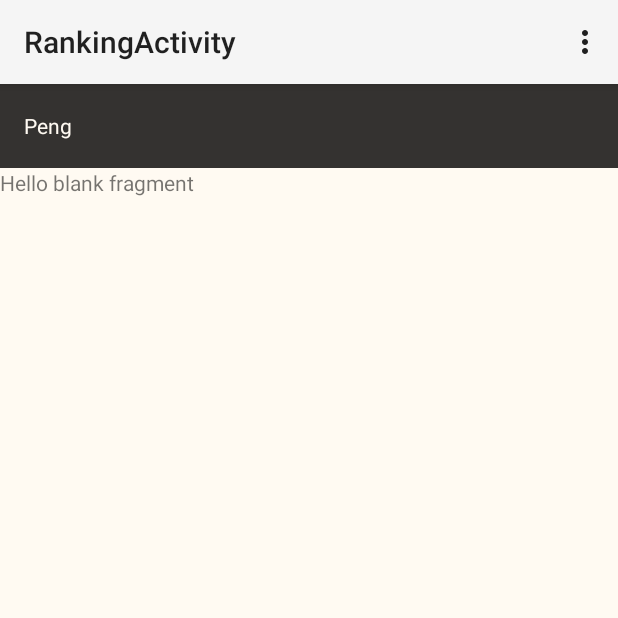
After one commit to yannickschuchmann/peng-android, an Android app: the RankingActivity screen opened directly, with no data from a screen before it, on a phone screen of 412 x 824 dp, the top half of it. The commit adds this screen. Run offline under Robolectric (Android 15) with nearby library versions, the light colour scheme and no system bars.

Commit message:
added paddingTop as actionBarSize to activity layouts created ranking activity with users listing fragment

```diff
--- a/app/build.gradle
+++ b/app/build.gradle
@@ -42,7 +42,9 @@ dependencies {
     compile 'com.android.support:support-v4:22.2.0'
 
     // Google libraries
+
     compile 'com.android.support:appcompat-v7:22.2.0'
+    compile 'com.android.support:recyclerview-v7:22.2.0'
 
     compile 'com.github.nkzawa:socket.io-client:0.5.1'
     compile 'com.github.nkzawa:engine.io-client:0.5.1'
--- a/app/src/main/AndroidManifest.xml
+++ b/app/src/main/AndroidManifest.xml
@@ -26,6 +26,10 @@
             android:name=".ProfileActivity"
             android:label="@string/title_activity_profile" >
         </activity>
+        <activity
+            android:name=".RankingActivity"
+            android:label="@string/title_activity_ranking" >
+        </activity>
     </application>
 
 </manifest>
--- /dev/null
+++ b/app/src/main/java/com/yannickschuchmann/peng/app/RankingActivity.java
@@ -0,0 +1,47 @@
+package com.yannickschuchmann.peng.app;
+
+import android.app.FragmentManager;
+import android.app.FragmentTransaction;
+import android.support.v7.app.ActionBarActivity;
+import android.os.Bundle;
+import android.view.Menu;
+import android.view.MenuItem;
+
+
+public class RankingActivity extends ActionBarActivity {
+
+    @Override
+    protected void onCreate(Bundle savedInstanceState) {
+        super.onCreate(savedInstanceState);
+        setContentView(R.layout.activity_ranking);
+
+        FragmentManager fragmentManager = getFragmentManager();
+        FragmentTransaction fragmentTransaction = fragmentManager.beginTransaction();
+        UsersFragment usersFragment = new UsersFragment();
+        fragmentTransaction.add(R.id.users_fragment, usersFragment, "HELLO");
+        fragmentTransaction.commit();
+    }
+
+
+    @Override
+    public boolean onCreateOptionsMenu(Menu menu) {
+        // Inflate the menu; this adds items to the action bar if it is present.
+        getMenuInflater().inflate(R.menu.menu_ranking, menu);
+        return true;
+    }
+
+    @Override
+    public boolean onOptionsItemSelected(MenuItem item) {
+        // Handle action bar item clicks here. The action bar will
+        // automatically handle clicks on the Home/Up button, so long
+        // as you specify a parent activity in AndroidManifest.xml.
+        int id = item.getItemId();
+
+        //noinspection SimplifiableIfStatement
+        if (id == R.id.action_settings) {
+            return true;
+        }
+
+        return super.onOptionsItemSelected(item);
+    }
+}
--- /dev/null
+++ b/app/src/main/java/com/yannickschuchmann/peng/app/UsersFragment.java
@@ -0,0 +1,19 @@
+package com.yannickschuchmann.peng.app;
+
+import android.app.Activity;
+import android.net.Uri;
+import android.os.Bundle;
+import android.app.Fragment;
+import android.view.LayoutInflater;
+import android.view.View;
+import android.view.ViewGroup;
+
+
+public class UsersFragment extends Fragment {
+    @Override
+    public View onCreateView(LayoutInflater inflater, ViewGroup container,
+                             Bundle savedInstanceState) {
+        // Inflate the layout for this fragment
+        return inflater.inflate(R.layout.fragment_users, container, false);
+    }
+}
--- a/app/src/main/res/layout/activity_main.xml
+++ b/app/src/main/res/layout/activity_main.xml
@@ -21,7 +21,8 @@
             android:layout_width="match_parent"
             android:layout_height="match_parent"
             android:id="@+id/scrollView" android:layout_gravity="center_horizontal"
-            android:layout_below="@+id/activity_movies_toolbar">
+            android:layout_alignParentTop="true"
+            android:paddingTop="?attr/actionBarSize">
         <LinearLayout
                 android:orientation="vertical"
                 android:layout_width="fill_parent"
--- a/app/src/main/res/layout/activity_profile.xml
+++ b/app/src/main/res/layout/activity_profile.xml
@@ -21,8 +21,10 @@
             android:layout_width="fill_parent"
             android:layout_height="fill_parent"
             android:id="@+id/scrollView2"
-            android:layout_below="@+id/activity_movies_toolbar" android:layout_alignParentStart="true"
-            android:layout_alignParentBottom="true" android:layout_alignParentEnd="true">
+            android:layout_alignParentStart="true"
+            android:layout_alignParentBottom="true" android:layout_alignParentEnd="true"
+            android:layout_alignParentTop="true"
+            android:paddingTop="?attr/actionBarSize">
         <LinearLayout
                 android:orientation="vertical"
                 android:layout_width="fill_parent"
--- /dev/null
+++ b/app/src/main/res/layout/activity_ranking.xml
@@ -0,0 +1,28 @@
+<RelativeLayout xmlns:android="http://schemas.android.com/apk/res/android"
+                xmlns:tools="http://schemas.android.com/tools"
+                android:layout_width="match_parent"
+                android:layout_height="match_parent"
+                tools:context="com.yannickschuchmann.peng.app.RankingActivity">
+
+    <android.support.v7.widget.Toolbar
+            android:id="@+id/activity_movies_toolbar"
+            android:layout_height="wrap_content"
+            android:layout_width="match_parent"
+            android:minHeight="?attr/actionBarSize"
+            android:background="@color/theme_primary"
+            >
+        <TextView
+                android:text="@string/app_name"
+                android:layout_width="wrap_content"
+                android:textColor="@color/theme_text_light"
+                android:layout_height="wrap_content"/>
+    </android.support.v7.widget.Toolbar>
+    <LinearLayout
+            android:orientation="vertical"
+            android:paddingTop="?attr/actionBarSize"
+            android:layout_width="fill_parent"
+            android:layout_height="fill_parent"
+            android:layout_centerHorizontal="true" android:id="@+id/users_fragment"
+            android:layout_alignParentTop="true">
+    </LinearLayout>
+</RelativeLayout>
--- /dev/null
+++ b/app/src/main/res/layout/fragment_users.xml
@@ -0,0 +1,13 @@
+<FrameLayout xmlns:android="http://schemas.android.com/apk/res/android"
+             xmlns:tools="http://schemas.android.com/tools"
+             android:layout_width="match_parent"
+             android:layout_height="match_parent"
+             tools:context="com.yannickschuchmann.peng.app.UsersFragment">
+
+    <!-- TODO: Update blank fragment layout -->
+    <TextView
+            android:layout_width="match_parent"
+            android:layout_height="match_parent"
+            android:text="@string/hello_blank_fragment"/>
+
+</FrameLayout>
--- /dev/null
+++ b/app/src/main/res/menu/menu_ranking.xml
@@ -0,0 +1,9 @@
+<menu xmlns:android="http://schemas.android.com/apk/res/android"
+      xmlns:app="http://schemas.android.com/apk/res-auto"
+      xmlns:tools="http://schemas.android.com/tools"
+      tools:context="com.yannickschuchmann.peng.app.RankingActivity">
+    <item android:id="@+id/action_settings"
+          android:title="@string/action_settings"
+          android:orderInCategory="100"
+          app:showAsAction="never"/>
+</menu>
--- a/app/src/main/res/values/strings.xml
+++ b/app/src/main/res/values/strings.xml
@@ -15,4 +15,8 @@
 
     <string name="hello_world">Hello world!</string>
     <string name="title_activity_profile">ProfileActivity</string>
+    <string name="title_activity_ranking">RankingActivity</string>
+
+<!-- TODO: Remove or change this placeholder text -->
+    <string name="hello_blank_fragment">Hello blank fragment</string>
 </resources>
--- a/model/build.gradle
+++ b/model/build.gradle
@@ -3,5 +3,4 @@ apply plugin: 'java'
 dependencies {
     compile fileTree(dir: 'libs', include: ['*.jar'])
     compile project(':common')
-    compile 'com.squareup.retrofit:retrofit:1.9.0'
 }
```
Also changed, not shown: 2 other files.
